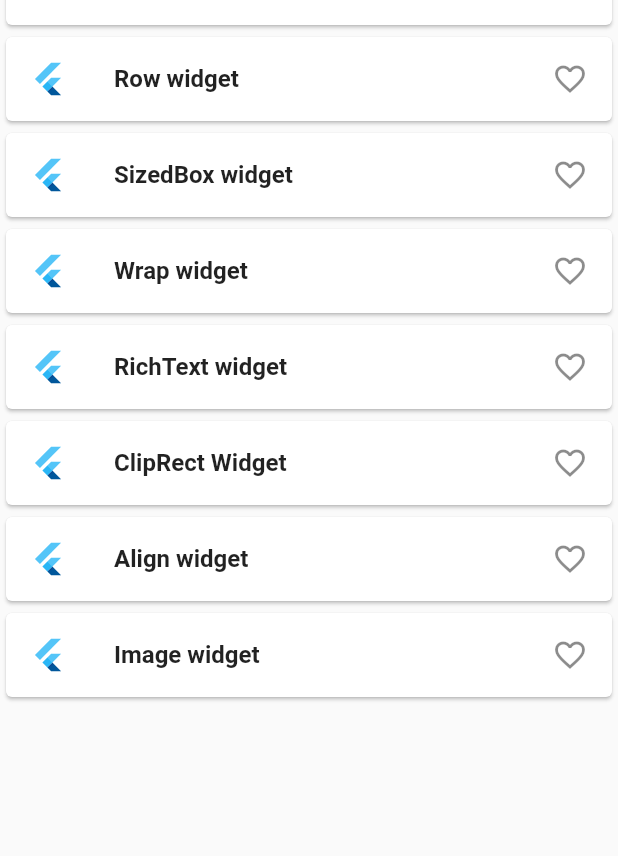
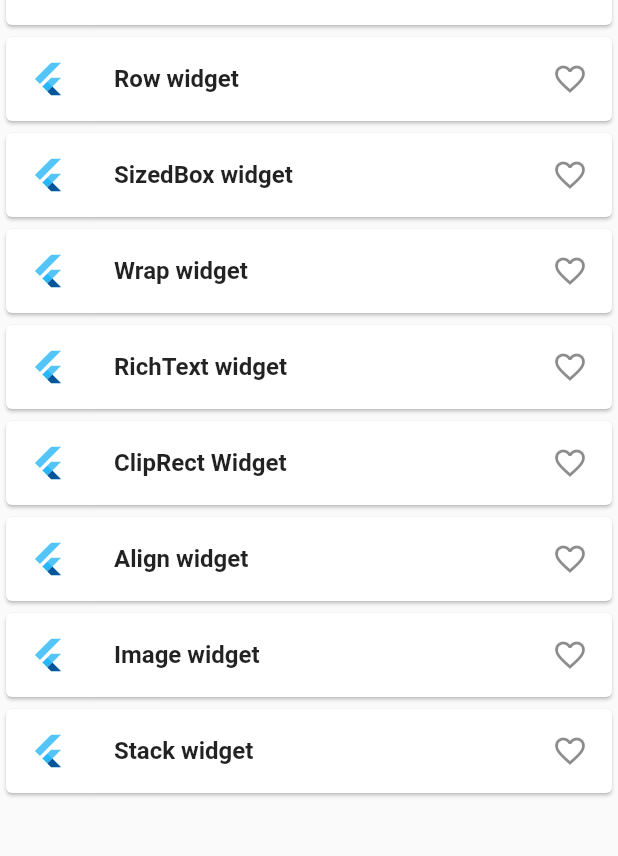
Before and after one commit to alexsit19/basic_widgets, a Flutter app: the screen it shows after launch, on a phone screen of 412 x 824 dp, the part 245-1101 px from its top. Run offline on Flutter 3.47's test engine with Material 2 defaults, Android fonts, the phone set to English and light mode, and no system bars.

Commit message:
add row_screen, some changes in main_screen

```diff
--- a/lib/screens/main_screen.dart
+++ b/lib/screens/main_screen.dart
@@ -1,5 +1,6 @@
 import 'package:basic_widgets/screens/column_screen.dart';
 import 'package:basic_widgets/screens/container_screen.dart';
+import 'package:basic_widgets/screens/row_screen.dart';
 import 'package:flutter/material.dart';
 import 'package:basic_widgets/strings.dart';
 
@@ -35,24 +36,30 @@ class MainScreen extends StatelessWidget {
         ),
         Card(
           child: ListTile(
-              leading: FlutterLogo(),
+              leading: const FlutterLogo(),
               onTap: () {
                 Navigator.push(
                     context,
                     MaterialPageRoute(
                         builder: (context) => const ColumnScreen()));
               },
-              trailing: Icon(Icons.favorite_border_outlined),
-              title: Text(Strings.column,
+              trailing: const Icon(Icons.favorite_border_outlined),
+              title: const Text(Strings.column,
                   style: TextStyle(
                     fontWeight: FontWeight.bold,
                   ))),
         ),
         Card(
           child: ListTile(
-              leading: FlutterLogo(),
-              trailing: Icon(Icons.favorite_border_outlined),
-              title: Text(Strings.row,
+              leading: const FlutterLogo(),
+              onTap: () {
+                Navigator.push(
+                    context,
+                    MaterialPageRoute(
+                        builder: (context) => const RowScreen()));
+              },
+              trailing: const Icon(Icons.favorite_border_outlined),
+              title: const Text(Strings.row,
                   style: TextStyle(
                     fontWeight: FontWeight.bold,
                   ))),
@@ -111,6 +118,15 @@ class MainScreen extends StatelessWidget {
                     fontWeight: FontWeight.bold,
                   ))),
         ),
+        Card(
+          child: ListTile(
+              leading: FlutterLogo(),
+              trailing: Icon(Icons.favorite_border_outlined),
+              title: Text(Strings.stack,
+                  style: TextStyle(
+                    fontWeight: FontWeight.bold,
+                  ))),
+        ),
       ],
     );
   }
--- a/lib/strings.dart
+++ b/lib/strings.dart
@@ -11,5 +11,6 @@ class Strings {
   static const String clipRectWidget = "ClipRect Widget";
   static const String align = "Align widget";
   static const String image = "Image widget";
+  static const String stack = "Stack widget";
 
 }
```
Also changed, not shown: lib/screens/row_screen.dart (added, +83 -0 lines), lib/screens/sized_box_screen.dart (added).
